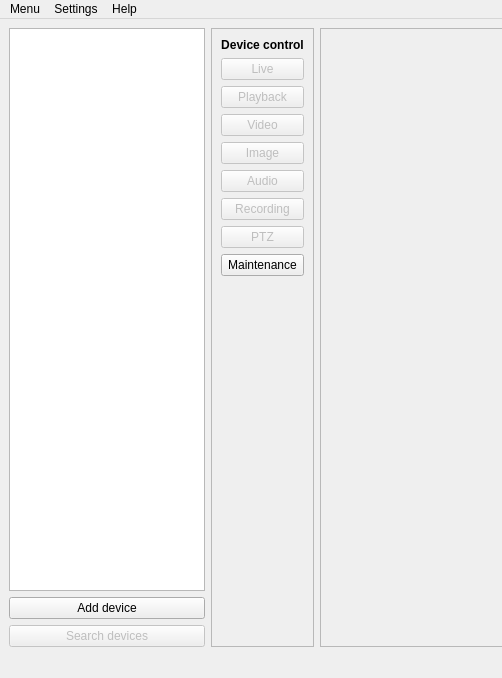
Old version of the form GUI/GUI_Util/mainwindow.ui in the repository Abay11/onvif_client; both pictures show x 0 to 502 and y 0 to 678 of the 1111 by 678 pixel window.
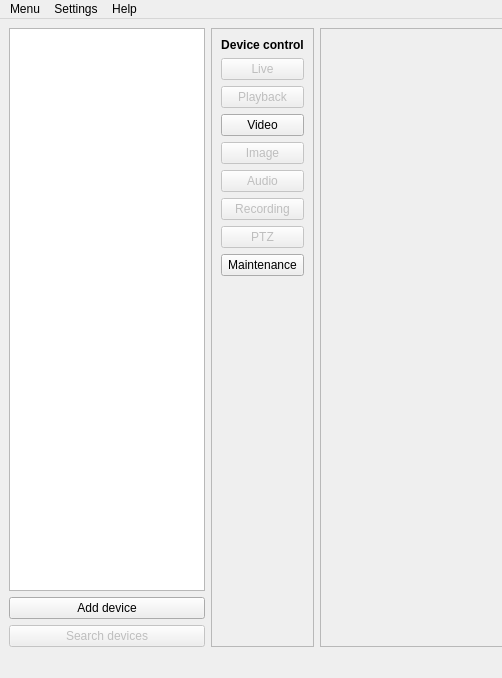
New version of the form.

Commit message: the frame holds controls buttons hidden/visible settings

What changed in the file:
```diff
--- a/GUI/GUI_Util/mainwindow.ui
+++ b/GUI/GUI_Util/mainwindow.ui
@@ -60,7 +60,10 @@
        </layout>
       </item>
       <item>
-       <widget class="QFrame" name="frame_2">
+       <widget class="QFrame" name="frameControlsHolder">
+        <property name="enabled">
+         <bool>true</bool>
+        </property>
         <property name="frameShape">
          <enum>QFrame::StyledPanel</enum>
         </property>
@@ -107,7 +110,7 @@
          <item>
           <widget class="QPushButton" name="btnVideo">
            <property name="enabled">
-            <bool>false</bool>
+            <bool>true</bool>
            </property>
            <property name="text">
             <string>Video</string>
```
The commit also changes 2 other files.
